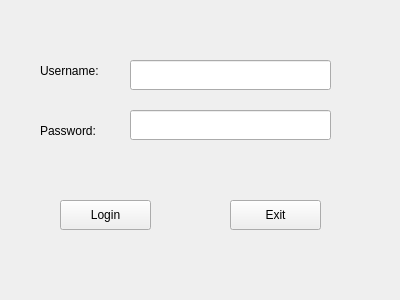
Qt form login.ui (Cabbage-Cat/SelfTestSystemProject) before a commit.
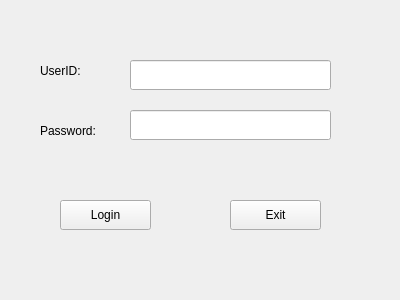
The same form after that commit.

The edit to the form file:
```diff
--- a/login.ui
+++ b/login.ui
@@ -23,7 +23,7 @@
     </rect>
    </property>
    <property name="text">
-    <string>Username:</string>
+    <string>UserID:</string>
    </property>
   </widget>
   <widget class="QLabel" name="label_2">
```
